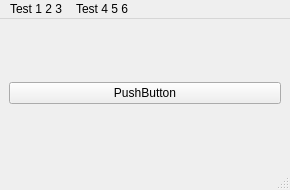
Qt form src/gui.ui (ntu-sdi/dataset-labelling-tool) before a commit.
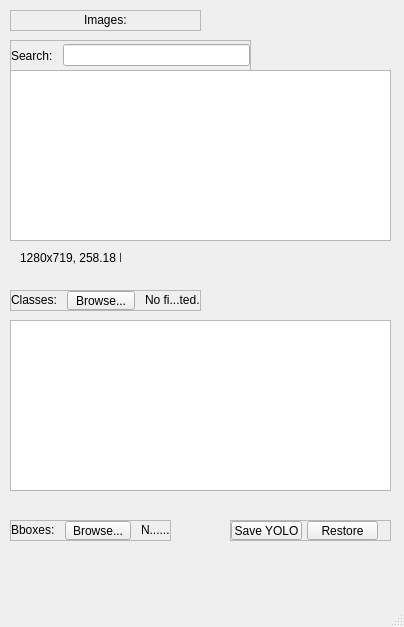
The same form after that commit. Icons and pictures are not drawn.

Commit message: Added GUI class to project

```diff
--- a/src/gui.ui
+++ b/src/gui.ui
@@ -6,47 +6,413 @@
    <rect>
     <x>0</x>
     <y>0</y>
-    <width>290</width>
-    <height>190</height>
+    <width>404</width>
+    <height>627</height>
    </rect>
   </property>
   <property name="windowTitle">
    <string>gui</string>
   </property>
   <widget class="QWidget" name="centralwidget">
-   <layout class="QVBoxLayout" name="verticalLayout">
-    <item>
-     <widget class="QPushButton" name="btn1">
-      <property name="text">
-       <string>PushButton</string>
-      </property>
-     </widget>
-    </item>
-   </layout>
+   <widget class="QFrame" name="SearchFrame_4">
+    <property name="geometry">
+     <rect>
+      <x>10</x>
+      <y>520</y>
+      <width>161</width>
+      <height>21</height>
+     </rect>
+    </property>
+    <property name="sizePolicy">
+     <sizepolicy hsizetype="Maximum" vsizetype="Preferred">
+      <horstretch>0</horstretch>
+      <verstretch>0</verstretch>
+     </sizepolicy>
+    </property>
+    <property name="frameShape">
+     <enum>QFrame::StyledPanel</enum>
+    </property>
+    <property name="frameShadow">
+     <enum>QFrame::Raised</enum>
+    </property>
+    <layout class="QHBoxLayout" name="horizontalLayout_5">
+     <property name="spacing">
+      <number>10</number>
+     </property>
+     <property name="leftMargin">
+      <number>0</number>
+     </property>
+     <property name="topMargin">
+      <number>0</number>
+     </property>
+     <property name="rightMargin">
+      <number>0</number>
+     </property>
+     <property name="bottomMargin">
+      <number>0</number>
+     </property>
+     <item>
+      <widget class="QLabel" name="label_7">
+       <property name="sizePolicy">
+        <sizepolicy hsizetype="Maximum" vsizetype="Maximum">
+         <horstretch>0</horstretch>
+         <verstretch>0</verstretch>
+        </sizepolicy>
+       </property>
+       <property name="text">
+        <string>Bboxes:</string>
+       </property>
+      </widget>
+     </item>
+     <item>
+      <widget class="QPushButton" name="pushButton_4">
+       <property name="sizePolicy">
+        <sizepolicy hsizetype="Maximum" vsizetype="Maximum">
+         <horstretch>0</horstretch>
+         <verstretch>0</verstretch>
+        </sizepolicy>
+       </property>
+       <property name="text">
+        <string>Browse...</string>
+       </property>
+      </widget>
+     </item>
+     <item>
+      <widget class="QLabel" name="label_8">
+       <property name="sizePolicy">
+        <sizepolicy hsizetype="Maximum" vsizetype="Maximum">
+         <horstretch>0</horstretch>
+         <verstretch>0</verstretch>
+        </sizepolicy>
+       </property>
+       <property name="text">
+        <string>N......</string>
+       </property>
+      </widget>
+     </item>
+    </layout>
+   </widget>
+   <widget class="QListView" name="listView">
+    <property name="geometry">
+     <rect>
+      <x>10</x>
+      <y>70</y>
+      <width>381</width>
+      <height>171</height>
+     </rect>
+    </property>
+   </widget>
+   <widget class="QFrame" name="SearchFrame_3">
+    <property name="geometry">
+     <rect>
+      <x>10</x>
+      <y>290</y>
+      <width>191</width>
+      <height>21</height>
+     </rect>
+    </property>
+    <property name="sizePolicy">
+     <sizepolicy hsizetype="Maximum" vsizetype="Preferred">
+      <horstretch>0</horstretch>
+      <verstretch>0</verstretch>
+     </sizepolicy>
+    </property>
+    <property name="frameShape">
+     <enum>QFrame::StyledPanel</enum>
+    </property>
+    <property name="frameShadow">
+     <enum>QFrame::Raised</enum>
+    </property>
+    <layout class="QHBoxLayout" name="horizontalLayout_4">
+     <property name="spacing">
+      <number>10</number>
+     </property>
+     <property name="leftMargin">
+      <number>0</number>
+     </property>
+     <property name="topMargin">
+      <number>0</number>
+     </property>
+     <property name="rightMargin">
+      <number>0</number>
+     </property>
+     <property name="bottomMargin">
+      <number>0</number>
+     </property>
+     <item>
+      <widget class="QLabel" name="label_5">
+       <property name="sizePolicy">
+        <sizepolicy hsizetype="Maximum" vsizetype="Maximum">
+         <horstretch>0</horstretch>
+         <verstretch>0</verstretch>
+        </sizepolicy>
+       </property>
+       <property name="text">
+        <string>Classes:</string>
+       </property>
+      </widget>
+     </item>
+     <item>
+      <widget class="QPushButton" name="pushButton_3">
+       <property name="sizePolicy">
+        <sizepolicy hsizetype="Maximum" vsizetype="Maximum">
+         <horstretch>0</horstretch>
+         <verstretch>0</verstretch>
+        </sizepolicy>
+       </property>
+       <property name="text">
+        <string>Browse...</string>
+       </property>
+      </widget>
+     </item>
+     <item>
+      <widget class="QLabel" name="label_6">
+       <property name="sizePolicy">
+        <sizepolicy hsizetype="Maximum" vsizetype="Maximum">
+         <horstretch>0</horstretch>
+         <verstretch>0</verstretch>
+        </sizepolicy>
+       </property>
+       <property name="text">
+        <string>No fi...ted.</string>
+       </property>
+      </widget>
+     </item>
+    </layout>
+   </widget>
+   <widget class="QFrame" name="SearchFrame_5">
+    <property name="geometry">
+     <rect>
+      <x>230</x>
+      <y>520</y>
+      <width>161</width>
+      <height>21</height>
+     </rect>
+    </property>
+    <property name="sizePolicy">
+     <sizepolicy hsizetype="Maximum" vsizetype="Preferred">
+      <horstretch>0</horstretch>
+      <verstretch>0</verstretch>
+     </sizepolicy>
+    </property>
+    <property name="frameShape">
+     <enum>QFrame::StyledPanel</enum>
+    </property>
+    <property name="frameShadow">
+     <enum>QFrame::Raised</enum>
+    </property>
+    <layout class="QHBoxLayout" name="horizontalLayout_6">
+     <property name="spacing">
+      <number>5</number>
+     </property>
+     <property name="leftMargin">
+      <number>0</number>
+     </property>
+     <property name="topMargin">
+      <number>0</number>
+     </property>
+     <property name="rightMargin">
+      <number>0</number>
+     </property>
+     <property name="bottomMargin">
+      <number>0</number>
+     </property>
+     <item>
+      <widget class="QPushButton" name="pushButton_5">
+       <property name="sizePolicy">
+        <sizepolicy hsizetype="Maximum" vsizetype="Maximum">
+         <horstretch>0</horstretch>
+         <verstretch>0</verstretch>
+        </sizepolicy>
+       </property>
+       <property name="text">
+        <string>Save YOLO</string>
+       </property>
+      </widget>
+     </item>
+     <item>
+      <widget class="QPushButton" name="pushButton_6">
+       <property name="sizePolicy">
+        <sizepolicy hsizetype="Maximum" vsizetype="Maximum">
+         <horstretch>0</horstretch>
+         <verstretch>0</verstretch>
+        </sizepolicy>
+       </property>
+       <property name="text">
+        <string>Restore</string>
+       </property>
+      </widget>
+     </item>
+     <item>
+      <widget class="QLabel" name="label_10">
+       <property name="sizePolicy">
+        <sizepolicy hsizetype="Maximum" vsizetype="Maximum">
+         <horstretch>0</horstretch>
+         <verstretch>0</verstretch>
+        </sizepolicy>
+       </property>
+       <property name="text">
+        <string/>
+       </property>
+      </widget>
+     </item>
+    </layout>
+   </widget>
+   <widget class="QLabel" name="label_9">
+    <property name="geometry">
+     <rect>
+      <x>770</x>
+      <y>-10</y>
+      <width>321</width>
+      <height>391</height>
+     </rect>
+    </property>
+    <property name="text">
+     <string/>
+    </property>
+    <property name="pixmap">
+     <pixmap>../../../Downloads/download.jpg</pixmap>
+    </property>
+    <property name="scaledContents">
+     <bool>true</bool>
+    </property>
+   </widget>
+   <widget class="QListView" name="listView_2">
+    <property name="geometry">
+     <rect>
+      <x>10</x>
+      <y>320</y>
+      <width>381</width>
+      <height>171</height>
+     </rect>
+    </property>
+   </widget>
+   <widget class="QLabel" name="label_2">
+    <property name="geometry">
+     <rect>
+      <x>20</x>
+      <y>250</y>
+      <width>101</width>
+      <height>16</height>
+     </rect>
+    </property>
+    <property name="sizePolicy">
+     <sizepolicy hsizetype="Maximum" vsizetype="Maximum">
+      <horstretch>0</horstretch>
+      <verstretch>0</verstretch>
+     </sizepolicy>
+    </property>
+    <property name="text">
+     <string>1280x719, 258.18 KB</string>
+    </property>
+   </widget>
+   <widget class="QFrame" name="SearchFrame_2">
+    <property name="geometry">
+     <rect>
+      <x>10</x>
+      <y>10</y>
+      <width>191</width>
+      <height>21</height>
+     </rect>
+    </property>
+    <property name="sizePolicy">
+     <sizepolicy hsizetype="Maximum" vsizetype="Preferred">
+      <horstretch>0</horstretch>
+      <verstretch>0</verstretch>
+     </sizepolicy>
+    </property>
+    <property name="frameShape">
+     <enum>QFrame::StyledPanel</enum>
+    </property>
+    <property name="frameShadow">
+     <enum>QFrame::Raised</enum>
+    </property>
+    <layout class="QHBoxLayout" name="horizontalLayout_3">
+     <property name="spacing">
+      <number>10</number>
+     </property>
+     <property name="leftMargin">
+      <number>0</number>
+     </property>
+     <property name="topMargin">
+      <number>0</number>
+     </property>
+     <property name="rightMargin">
+      <number>0</number>
+     </property>
+     <property name="bottomMargin">
+      <number>0</number>
+     </property>
+     <item>
+      <widget class="QLabel" name="label_4">
+       <property name="sizePolicy">
+        <sizepolicy hsizetype="Maximum" vsizetype="Maximum">
+         <horstretch>0</horstretch>
+         <verstretch>0</verstretch>
+        </sizepolicy>
+       </property>
+       <property name="text">
+        <string>Images:</string>
+       </property>
+      </widget>
+     </item>
+    </layout>
+   </widget>
+   <widget class="QFrame" name="SearchFrame">
+    <property name="geometry">
+     <rect>
+      <x>10</x>
+      <y>40</y>
+      <width>241</width>
+      <height>31</height>
+     </rect>
+    </property>
+    <property name="frameShape">
+     <enum>QFrame::StyledPanel</enum>
+    </property>
+    <property name="frameShadow">
+     <enum>QFrame::Raised</enum>
+    </property>
+    <layout class="QHBoxLayout" name="horizontalLayout_2">
+     <property name="spacing">
+      <number>10</number>
+     </property>
+     <property name="leftMargin">
+      <number>0</number>
+     </property>
+     <property name="topMargin">
+      <number>0</number>
+     </property>
+     <property name="rightMargin">
+      <number>0</number>
+     </property>
+     <property name="bottomMargin">
+      <number>0</number>
+     </property>
+     <item>
+      <widget class="QLabel" name="label_3">
+       <property name="text">
+        <string>Search:</string>
+       </property>
+      </widget>
+     </item>
+     <item>
+      <widget class="QLineEdit" name="lineEdit"/>
+     </item>
+    </layout>
+   </widget>
   </widget>
+  <widget class="QStatusBar" name="statusbar"/>
   <widget class="QMenuBar" name="menubar">
    <property name="geometry">
     <rect>
      <x>0</x>
      <y>0</y>
-     <width>290</width>
+     <width>404</width>
      <height>22</height>
     </rect>
    </property>
-   <widget class="QMenu" name="menuTest_1_2_3">
-    <property name="title">
-     <string>Test 1 2 3</string>
-    </property>
-   </widget>
-   <widget class="QMenu" name="menuTest_4_5_6">
-    <property name="title">
-     <string>Test 4 5 6</string>
-    </property>
-   </widget>
-   <addaction name="menuTest_1_2_3"/>
-   <addaction name="menuTest_4_5_6"/>
   </widget>
-  <widget class="QStatusBar" name="statusbar"/>
  </widget>
  <resources/>
  <connections/>
```
The commit also changes 10 other files.
